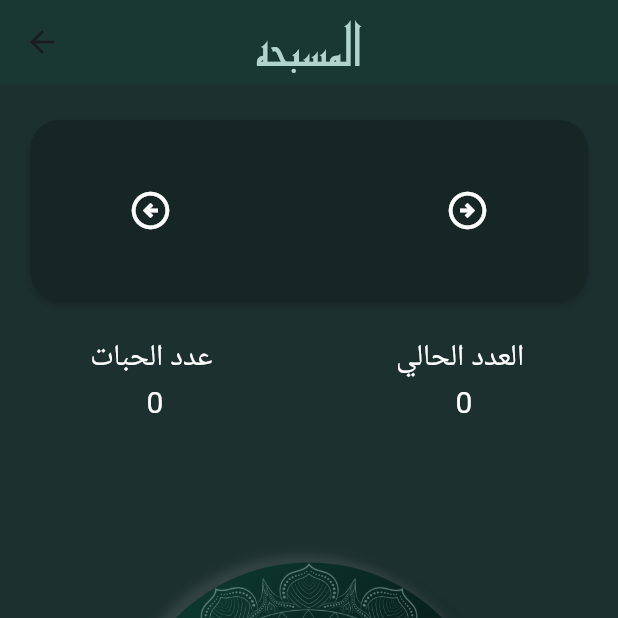
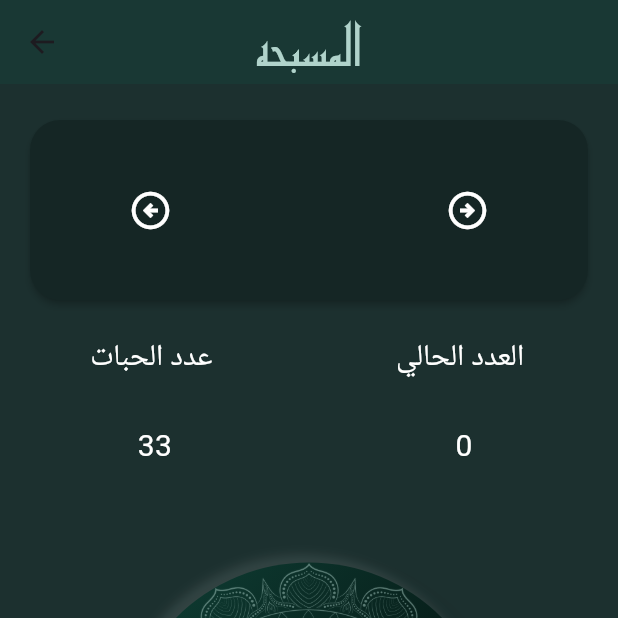
Before and after one commit to Mahmoud14799/mus, a Flutter app: the SPhaaPage screen opened directly with empty values, on a phone screen of 412 x 824 dp, the top half of it. Run offline on Flutter 3.47's test engine with Material 3 defaults, Android fonts, the phone set to English and light mode, and no system bars; our stand-ins replace adhan, bloc, flutter_bloc, flutter_screenutil, font_awesome_flutter, geolocator and 3 more; accounts and stored records are empty; Roboto replaces fonts that are missing (cairo); project files that could hold a hidden picture were left out.

Commit message:
add feature clack count

```diff
--- a/lib/Features/sphaa/presentation/Views/sphaa_page.dart
+++ b/lib/Features/sphaa/presentation/Views/sphaa_page.dart
@@ -27,9 +27,27 @@ class SPhaaPage extends StatelessWidget {
   }
 }
 
-class SphaaPageBody extends StatelessWidget {
+class SphaaPageBody extends StatefulWidget {
   const SphaaPageBody({super.key, required this.title});
   final String title;
+
+  @override
+  State<SphaaPageBody> createState() => _SphaaPageBodyState();
+}
+
+class _SphaaPageBodyState extends State<SphaaPageBody> {
+  int currentCount = 0;
+  int totalCount = 33;
+
+  String titleFinish = '';
+  void onCount() {
+    setState(() {
+      if (currentCount != totalCount) {
+        currentCount++;
+      }
+    });
+  }
+
   @override
   Widget build(BuildContext context) {
     return Stack(
@@ -38,13 +56,13 @@ class SphaaPageBody extends StatelessWidget {
           padding: const EdgeInsets.only(top: 16),
           child: Column(
             children: [
-              CardSphaaPage(title: title),
+              CardSphaaPage(title: widget.title),
               const SizedBox(height: 16),
-              countSection(),
+              countSection(currentCount, totalCount),
               const Spacer(),
               // إزالة الزر المتحرك من العمود
 
-              buttonRestart(),
+              buttonRestart(currentCount),
               const SizedBox(
                 height: 100,
               )
@@ -53,31 +71,34 @@ class SphaaPageBody extends StatelessWidget {
         ),
 
         // الزر المتحرك في منتصف الشاشة
-        const Padding(
-          padding: EdgeInsets.only(top: 120),
-          child: Center(child: SphaaButton()),
+        Padding(
+          padding: const EdgeInsets.only(top: 120),
+          child: Center(
+              child: SphaaButton(
+            onTap: onCount,
+          )),
         ),
       ],
     );
   }
 
-  Row countSection() {
-    return const Row(
+  Row countSection(int currentCount, int totalCount) {
+    return Row(
       mainAxisAlignment: MainAxisAlignment.spaceAround,
       children: [
         Text(
-          'عدد الحبات\n 0',
+          'عدد الحبات\n\n ${totalCount.toString()}',
           textAlign: TextAlign.center,
-          style: TextStyle(
+          style: const TextStyle(
             color: Colors.white,
             fontFamily: 'cairo',
             fontSize: 20,
           ),
         ),
         Text(
-          'العدد الحالي \n 0',
+          'العدد الحالي \n\n ${currentCount.toString()}',
           textAlign: TextAlign.center,
-          style: TextStyle(
+          style: const TextStyle(
             color: Colors.white,
             fontFamily: 'cairo',
             fontSize: 20,
@@ -135,7 +156,8 @@ class CardSphaaPage extends StatelessWidget {
 }
 
 class SphaaButton extends StatefulWidget {
-  const SphaaButton({super.key});
+  final void Function() onTap;
+  const SphaaButton({super.key, required this.onTap});
 
   @override
   State<SphaaButton> createState() => _SphaaButtonState();
@@ -156,9 +178,16 @@ class _SphaaButtonState extends State<SphaaButton> {
   @override
   Widget build(BuildContext context) {
     return GestureDetector(
-      onTapDown: (_) => onButtonPressed(true), // عند بدء الضغط
-      onTapUp: (_) => onButtonPressed(false), // عند رفع الضغط
-      onTapCancel: () => onButtonPressed(false), // عند إلغاء الضغط
+      onTap: widget.onTap,
+      onTapDown: (_) {
+        onButtonPressed(true);
+      }, // عند بدء الضغط
+      onTapUp: (_) {
+        onButtonPressed(false);
+      }, // عند رفع الضغط
+      onTapCancel: () {
+        onButtonPressed(false);
+      }, // عند إلغاء الضغط
       child: AnimatedContainer(
         duration: const Duration(milliseconds: 300), // وقت الحركة
         curve: Curves.easeOut, // نوع الحركة
@@ -223,7 +252,7 @@ class _SphaaButtonState extends State<SphaaButton> {
   }
 }
 
-Widget buttonRestart() {
+Widget buttonRestart(int currentCount) {
   return Padding(
     padding: const EdgeInsets.symmetric(horizontal: 100, vertical: 8),
     child: ElevatedButton(
@@ -233,7 +262,9 @@ Widget buttonRestart() {
             borderRadius: BorderRadius.circular(8),
           ),
         ),
-        onPressed: () {},
+        onPressed: () {
+          currentCount = 0;
+        },
         child: const Row(
           mainAxisAlignment: MainAxisAlignment.center,
           children: [
```
